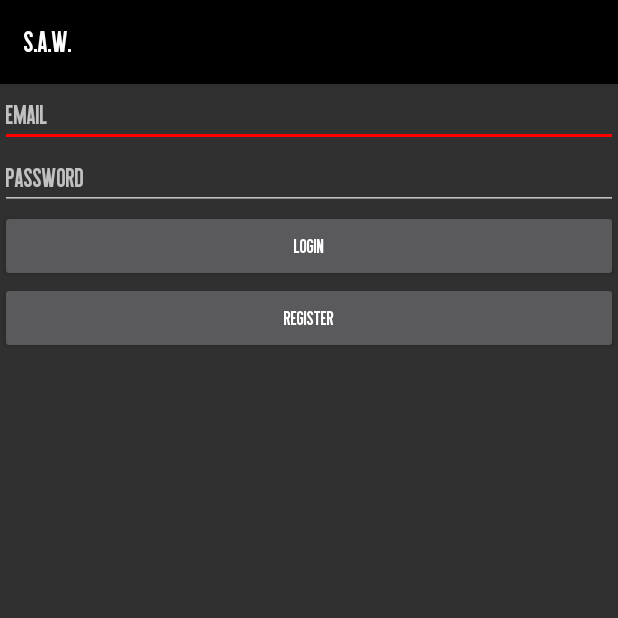
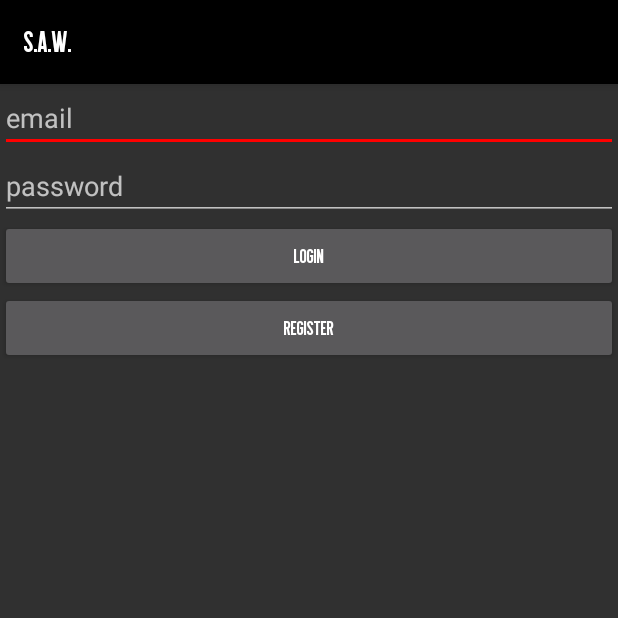
Before and after one commit to Gubbsy/SOFT254_Weather_App, an Android app: the screen it shows after launch (MainActivity), on a phone screen of 412 x 824 dp, the top half of it. Run offline under Robolectric (Android 15) with nearby library versions, the phone set to English and light mode, and no system bars; our stand-ins replace Firebase (no records; nobody signed in at launch, a user with empty details on screens opened directly); libraries missing offline, so code that uses them is left out: com.firebase.ui, junit.framework.

Commit message:
Fixed the font on the login activity
- Now the email and password box use the default font

```diff
--- a/app/src/main/res/layout/activity_login.xml
+++ b/app/src/main/res/layout/activity_login.xml
@@ -7,13 +7,15 @@
         android:id="@+id/email_editText"
         android:layout_width="match_parent"
         android:layout_height="wrap_content"
-        android:hint="email"/>
+        android:fontFamily="sans-serif"
+        android:hint="email" />
 
     <EditText
         android:id="@+id/password_editText"
         android:layout_width="match_parent"
         android:layout_height="wrap_content"
         android:layout_below="@id/email_editText"
+        android:fontFamily="sans-serif"
         android:hint="password"
         android:inputType="textPassword" />
 
```
